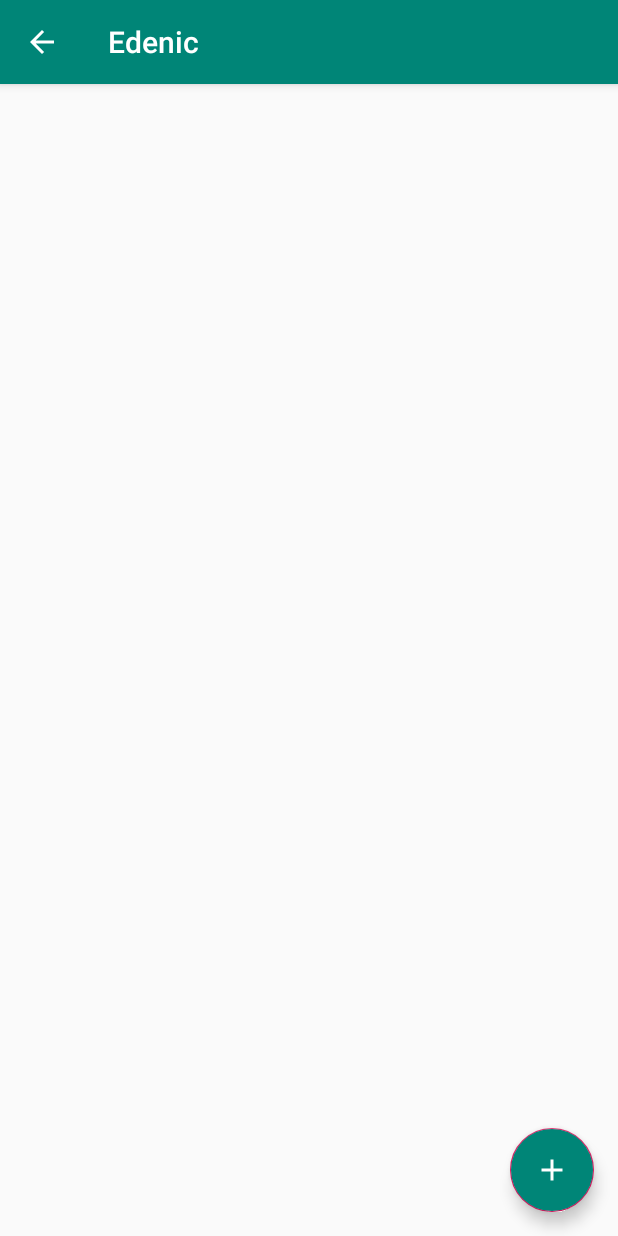
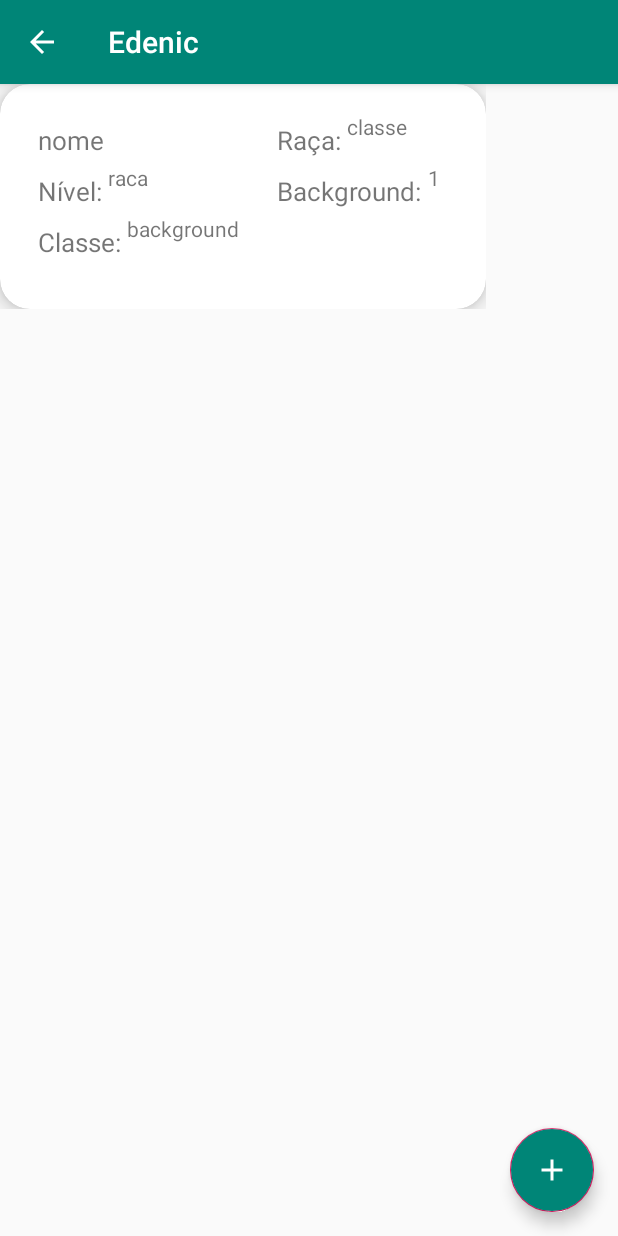
Before and after one commit to marcelovicarvalho/edenic, an Android app: the Personagens screen opened directly, with no data from a screen before it, on a phone screen of 412 x 824 dp. Run offline under Robolectric (Android 15) with nearby library versions, the phone set to English and light mode, and no system bars.

Commit message:
nao envia pro banco mas ta puxando os char que ja tem no banco

```diff
--- a/app/src/main/java/com/example/edenic/AddPersonagem.java
+++ b/app/src/main/java/com/example/edenic/AddPersonagem.java
@@ -527,7 +527,19 @@ public class AddPersonagem extends AppCompatActivity {
 
                 itemSelecionado();
 
-                gravaBanco(getBaseContext()).rawQuery("INSERT INTO personagens (char_nome,char_nivel,char_raca,char_class,char_back,char_str,char_dex,char_cons,char_int,char_wis,char_char,char_hp) VALUES (?,?,?,?,?,?,?,?,?,?,?,?)", new String[]{nome,"1",raca,classe,background,String.valueOf(forca2),String.valueOf(destreza2),String.valueOf(constituicao2),String.valueOf(inteligencia2),String.valueOf(sabedoria2),String.valueOf(HP)});
+                Log.i("", nome);
+                Log.i("", raca);
+                Log.i("", classe);
+                Log.i("", background);
+                Log.i("forca", String.valueOf(forca2));
+                Log.i("destreza", String.valueOf(destreza2));
+                Log.i("const", String.valueOf(constituicao2));
+                Log.i("inte", String.valueOf(inteligencia2));
+                Log.i("sabe", String.valueOf(sabedoria2));
+                Log.i("caris", String.valueOf(carisma2));
+                Log.i("hp+", String.valueOf(HP));
+
+                gravaBanco(getBaseContext()).rawQuery("INSERT INTO personagens (char_nome,char_nivel,char_raca,char_class,char_back,char_str,char_dex,char_cons,char_int,char_wis,char_char,char_hp) VALUES (?,?,?,?,?,?,?,?,?,?,?,?)", new String[]{nome,"1",raca,classe,background,String.valueOf(forca2),String.valueOf(destreza2),String.valueOf(constituicao2),String.valueOf(inteligencia2),String.valueOf(sabedoria2), String.valueOf(carisma2),String.valueOf(HP)});
                 gravaBanco(getBaseContext()).rawQuery("INSERT INTO proficiencias (prof_atl,prof_acr,prof_furt,prof_prest,prof_arc,prof_his,prof_inves,prof_natu,prof_reli,prof_ades,prof_intui,prof_medic,prof_percep,prof_sobre,prof_atua,prof_engana,prof_inti,prof_persu) VALUES (?,?,?,?,?,?,?,?,?,?,?,?,?,?,?,?,?,?)", new String[]{String.valueOf(atletismo2),String.valueOf(acrobacia2),String.valueOf(furtividade2),String.valueOf(prestigitacao2),String.valueOf(arcanismo2),String.valueOf(historia2),String.valueOf(investigacao2),String.valueOf(natureza2),String.valueOf(religiao2),String.valueOf(adestraranimais2),String.valueOf(intuicao2),String.valueOf(medicina2),String.valueOf(percepcao2),String.valueOf(sobrevivencia2),String.valueOf(atuacao2),String.valueOf(enganacao2),String.valueOf(intimidacao2),String.valueOf(persuasao2)});
 
                 Toast.makeText(AddPersonagem.this, "Personagem Salvo", Toast.LENGTH_SHORT).show();
--- a/app/src/main/java/com/example/edenic/DatabaseHandler.java
+++ b/app/src/main/java/com/example/edenic/DatabaseHandler.java
@@ -136,7 +136,8 @@ public class DatabaseHandler extends SQLiteOpenHelper {
         db.execSQL("INSERT INTO  feiticos (name,nivel,castTime,range,duration,classe,descricao) VALUES ('Palavra curativa',1,'1 ação bonus','18 metros','instantaneo','Clérigo','Uma criatura, à sua escolha, que você possa ver dentro do alcance recupera uma quantidade de pontos de vida igual a 1d4 + seu modificador de habilidade de conjuração. Essa magia não tem efeito em mortos-vivos ou constructosEm Níveis Superiores. Quando você conjurar essa magia usando um espaço de magia de 2° nível ou superior, a cura aumenta em 1d4 para cada nível do espaço acima do 1°')");
         db.execSQL("INSERT INTO  feiticos (name,nivel,castTime,range,duration,classe,descricao) VALUES ('Resistência',0,'1 ação','Toque','até 1 minuto','Clérigo','Você toca uma criatura voluntária. Uma vez, antes da magia acabar, o alvo pode rolar um d4 e adicionar o valor jogado a um teste de resistência de sua escolha. Ele pode rolar o dado antes ou depois de realizar o teste de resistência. Então, a magia termina.')");
         db.execSQL("INSERT INTO  feiticos (name, nivel,castTime,range,duration,classe,descricao) VALUES ('Luz',0,'1 ação','toque','1 hora', 'Clérigo', 'Você toca um objeto que não tenha mais 3 metros em qualquer dimensão. Até a magia acabar, o objeto emite luz plena num raio de 6 metros e penumbra por 6 metros adicionais. Cobrir o objeto completamente com alguma coisa opaca bloqueará a luz. A magia termina se você conjura-la novamente ou dissipa-la com uma ação.Se você tentar afetar um objeto segurado ou vestido por uma criatura hostil, a criatura deve ser bem sucedida num teste de Destreza para evitar a magia.')");
-    }
+        db.execSQL("INSERT INTO personagens (char_nome, char_nivel, char_raca, char_class, char_back, char_str, char_dex,char_cons, char_int,char_wis,char_char,char_hp,char_desc) VALUES ('nome', 'raca', 'classe', 'background', 1, 2, 3, 4, 5, 6, 7,8, 'desc')");
+}
 
     @Override
     public void onUpgrade(SQLiteDatabase sqLiteDatabase, int i, int i1) {
--- a/app/src/main/java/com/example/edenic/Personagens.java
+++ b/app/src/main/java/com/example/edenic/Personagens.java
@@ -1,8 +1,12 @@
 package com.example.edenic;
 
 import androidx.appcompat.app.AppCompatActivity;
+import androidx.recyclerview.widget.GridLayoutManager;
+import androidx.recyclerview.widget.RecyclerView;
 
 import android.content.Intent;
+import android.database.Cursor;
+import android.database.sqlite.SQLiteDatabase;
 import android.os.Bundle;
 import android.view.MenuItem;
 import android.view.View;
@@ -10,13 +14,23 @@ import android.widget.Button;
 
 import com.google.android.material.floatingactionbutton.FloatingActionButton;
 
+import java.util.ArrayList;
+
 public class Personagens extends AppCompatActivity {
+
+    final ArrayList<String> nome = new ArrayList<>();
+    final ArrayList<String> nivel = new ArrayList<>();
+    final ArrayList<String> classe = new ArrayList<>();
+    final ArrayList<String> raca= new ArrayList<>();
+    final ArrayList<String> background = new ArrayList<>();
+
+    RecyclerView rv2;
+    RecyclerView.LayoutManager mRv2;
 
     @Override
     protected void onCreate(Bundle savedInstanceState) {
         super.onCreate(savedInstanceState);
         setContentView(R.layout.activity_personagens);
-
 
         getSupportActionBar().setDisplayHomeAsUpEnabled(true);
         getSupportActionBar().setDisplayShowHomeEnabled(true);
@@ -28,11 +42,34 @@ public class Personagens extends AppCompatActivity {
                 AddPersonagem();
             }
         });
+
+        rv2 = findViewById(R.id.recyclerviewPersonagens);
+
+        setAdapter();
     }
 
     public void AddPersonagem() {
         Intent intent = new Intent(Personagens.this, AddPersonagem.class);
         startActivity(intent);
+    }
+
+    public void setAdapter(){
+        DatabaseHandler banco = new DatabaseHandler(this);
+        SQLiteDatabase db = banco.getReadableDatabase();
+        Cursor cursor = db.rawQuery("select * from personagens", new String[]{});
+
+        cursor.moveToFirst();
+        do {
+            nome.add(cursor.getString(1));
+            nivel.add(cursor.getString(2));
+            classe.add(cursor.getString(4));
+            raca.add(cursor.getString(3));
+            background.add(cursor.getString(5));
+        } while (cursor.moveToNext());
+        PersonagensRecycler adapter = new PersonagensRecycler(this, nome, nivel, classe, raca, background);
+        rv2.setAdapter(adapter);
+        mRv2 = new GridLayoutManager(this.getBaseContext(), 1);
+        rv2.setLayoutManager(mRv2);
     }
 
     public boolean onOptionsItemSelected(MenuItem item) {
--- /dev/null
+++ b/app/src/main/java/com/example/edenic/PersonagensRecycler.java
@@ -0,0 +1,86 @@
+package com.example.edenic;
+
+import android.app.AlertDialog;
+import android.content.Context;
+import android.content.DialogInterface;
+import android.view.LayoutInflater;
+import android.view.View;
+import android.view.ViewGroup;
+import android.widget.AdapterView;
+import android.widget.ArrayAdapter;
+import android.widget.LinearLayout;
+import android.widget.Spinner;
+import android.widget.TextView;
+import android.widget.Toast;
+
+import androidx.annotation.NonNull;
+import androidx.cardview.widget.CardView;
+import androidx.recyclerview.widget.RecyclerView;
+
+import org.w3c.dom.Text;
+
+import java.util.ArrayList;
+import java.util.Collections;
+import java.util.List;
+
+public class PersonagensRecycler extends RecyclerView.Adapter<PersonagensRecycler.MyViewHolder> {
+
+    ArrayList<String> nome = new ArrayList<>();
+    ArrayList<String> nivel = new ArrayList<>();
+    ArrayList<String> classe = new ArrayList<>();
+    ArrayList<String> raca = new ArrayList<>();
+    ArrayList<String> background = new ArrayList<>();
+    Context context;
+
+    public PersonagensRecycler(Context context, ArrayList<String> nome, ArrayList<String> nivel, ArrayList<String> classe, ArrayList<String> raca, ArrayList<String> background) {
+        context = context;
+        this.nome = nome;
+        this.nivel = nivel;
+        this.classe = classe;
+        this.raca = raca;
+        this.background = background;
+    }
+
+    @NonNull
+    @Override
+    public MyViewHolder onCreateViewHolder(@NonNull ViewGroup viewGroup, int viewType) {
+        LinearLayout txt = (LinearLayout) LayoutInflater.from(viewGroup.getContext()).inflate(R.layout.recycler_personagens, viewGroup, false);
+        PersonagensRecycler.MyViewHolder myViewHolder = new PersonagensRecycler.MyViewHolder(txt);
+        Collections.sort(nome);
+        return myViewHolder;
+    }
+
+    @Override
+    public void onBindViewHolder(@NonNull MyViewHolder Holder, int i) {
+        Holder.nome.setText(nome.get(i));
+        Holder.nivel.setText(nivel.get(i));
+        Holder.classe.setText(classe.get(i));
+        Holder.raca.setText(raca.get(i));
+        Holder.background.setText(background.get(i));
+    }
+
+    @Override
+    public int getItemCount() {
+        return nome.size();
+    }
+
+    public static class MyViewHolder extends RecyclerView.ViewHolder {
+        TextView nome;
+        TextView nivel;
+        TextView classe;
+        TextView raca;
+        TextView background;
+        CardView cardView;
+
+        public MyViewHolder(@NonNull View itemView) {
+            super(itemView);
+            nome = itemView.findViewById(R.id.nome);
+            nivel = itemView.findViewById(R.id.nivel);
+            classe = itemView.findViewById(R.id.classe);
+            raca = itemView.findViewById(R.id.raca);
+            background = itemView.findViewById(R.id.background);
+            cardView = itemView.findViewById(R.id.cardV2);
+        }
+    }
+
+}
--- a/app/src/main/res/layout/recycler_personagens.xml
+++ b/app/src/main/res/layout/recycler_personagens.xml
@@ -1,14 +1,19 @@
 <?xml version="1.0" encoding="utf-8"?>
 <LinearLayout xmlns:android="http://schemas.android.com/apk/res/android"
-    android:orientation="vertical" android:layout_width="match_parent"
+    xmlns:app="http://schemas.android.com/apk/res-auto"
+    android:orientation="vertical"
+    android:layout_width="match_parent"
     android:layout_height="match_parent">
 
     <LinearLayout
         android:layout_width="match_parent"
         android:layout_height="wrap_content">
         <androidx.cardview.widget.CardView
+            android:id="@+id/cardV2"
             android:layout_width="match_parent"
-            android:layout_height="150dp">
+            android:layout_height="150dp"
+            app:cardCornerRadius="20dp"
+            app:cardElevation="8dp">
 
             <LinearLayout
                 android:layout_width="match_parent"
@@ -18,13 +23,18 @@
                 <LinearLayout
                     android:layout_width="wrap_content"
                     android:layout_height="wrap_content"
+                    android:layout_weight="1"
+                    android:orientation="vertical">
+                    <LinearLayout
+                        android:layout_width="wrap_content"
+                        android:layout_height="wrap_content"
                         android:layout_weight="1">
                         <TextView
-                        android:id="@+id/nomepersonagem"
+                            android:id="@+id/nome"
                             android:layout_width="wrap_content"
                             android:layout_height="wrap_content"
                             android:text="nome"
-                        android:textSize="20sp"
+                            android:textSize="17sp"
                             android:layout_marginTop="10dp"
                             android:layout_marginLeft="10dp">
                         </TextView>
@@ -36,13 +46,85 @@
                         <TextView
                             android:layout_width="wrap_content"
                             android:layout_height="wrap_content"
-                        android:text="classe"
-                        android:textSize="15sp"
+                            android:text="Nível: "
+                            android:textSize="17sp"
                             android:layout_marginTop="10dp"
                             android:layout_marginLeft="10dp">
                         </TextView>
+                        <TextView
+                            android:id="@+id/nivel"
+                            android:layout_width="wrap_content"
+                            android:layout_height="wrap_content"
+                            android:text="1"
+                            android:textSize="14sp">
+                        </TextView>
+                    </LinearLayout>
+                    <LinearLayout
+                        android:layout_width="wrap_content"
+                        android:layout_height="wrap_content"
+                        android:layout_weight="1">
+                        <TextView
+                            android:layout_width="wrap_content"
+                            android:layout_height="wrap_content"
+                            android:text="Classe: "
+                            android:textSize="17sp"
+                            android:layout_marginTop="10dp"
+                            android:layout_marginLeft="10dp">
+                        </TextView>
+                        <TextView
+                            android:id="@+id/classe"
+                            android:layout_width="wrap_content"
+                            android:layout_height="wrap_content"
+                            android:text="1"
+                            android:textSize="14sp">
+                        </TextView>
                     </LinearLayout>
 
+                </LinearLayout>
+                <LinearLayout
+                    android:layout_width="wrap_content"
+                    android:layout_height="wrap_content"
+                    android:layout_weight="1"
+                    android:orientation="vertical">
+                    <LinearLayout
+                        android:layout_width="wrap_content"
+                        android:layout_height="wrap_content">
+                        <TextView
+                            android:layout_width="wrap_content"
+                            android:layout_height="wrap_content"
+                            android:text="Raça: "
+                            android:textSize="17sp"
+                            android:layout_marginTop="10dp"
+                            android:layout_marginLeft="10dp">
+                        </TextView>
+                        <TextView
+                            android:id="@+id/raca"
+                            android:layout_width="wrap_content"
+                            android:layout_height="wrap_content"
+                            android:text="1"
+                            android:textSize="14sp">
+                        </TextView>
+                    </LinearLayout>
+                    <LinearLayout
+                        android:layout_width="wrap_content"
+                        android:layout_height="wrap_content">
+                        <TextView
+                            android:layout_width="wrap_content"
+                            android:layout_height="wrap_content"
+                            android:text="Background: "
+                            android:textSize="17sp"
+                            android:layout_marginTop="10dp"
+                            android:layout_marginLeft="10dp">
+                        </TextView>
+                        <TextView
+                            android:id="@+id/background"
+                            android:layout_width="wrap_content"
+                            android:layout_height="wrap_content"
+                            android:text="1"
+                            android:textSize="14sp">
+                        </TextView>
+                    </LinearLayout>
+                </LinearLayout>
             </LinearLayout>
 
         </androidx.cardview.widget.CardView>
```
Lines whose indentation alone changed are shown as unchanged.
